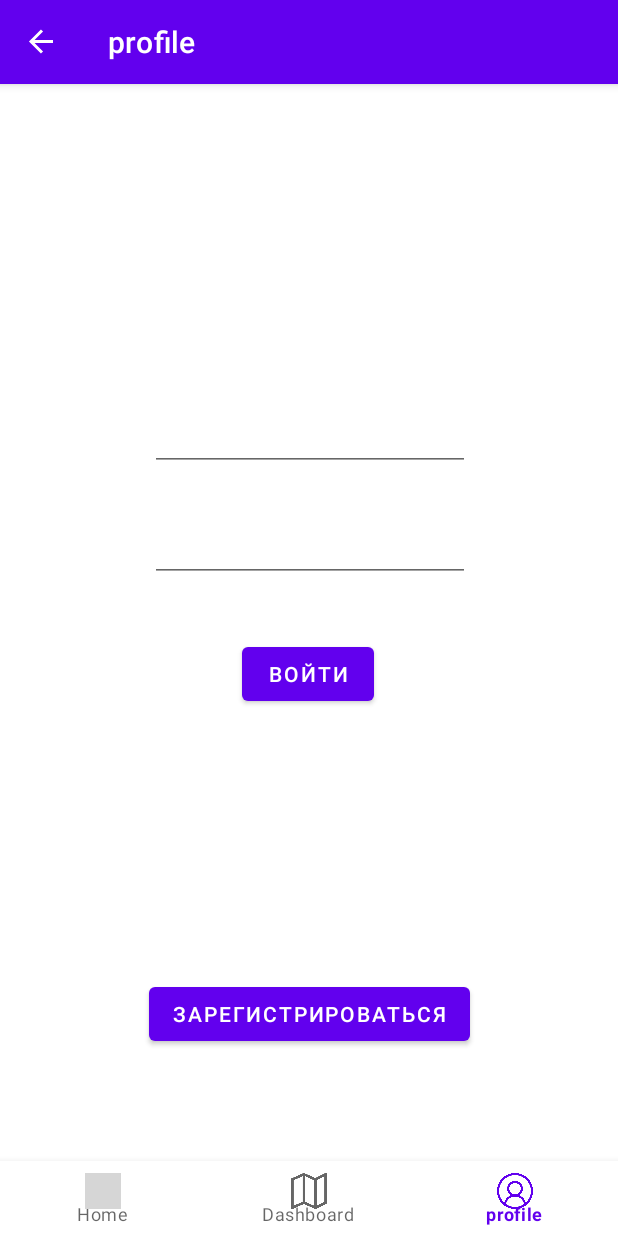
After one commit to 20-TubonD-20/motoBratstvo, an Android app: the ProfileFragment screen opened through its navigation route, on a phone screen of 412 x 824 dp. The commit adds this screen. Run offline under Robolectric (Android 15) with nearby library versions, the phone set to English and light mode, and no system bars; our stand-ins replace Firebase (no records; nobody signed in at launch, a user with empty details on screens opened directly), navigation-ui; libraries missing offline, so code that uses them is left out: com.yandex.mapkit; 2 statements that could not run were skipped; grey boxes are pictures that could not be loaded.

Commit message:
+ ProfileFragment + layout fragment_profile_not_auth.xml (not full)

```diff
--- a/app/src/main/java/com/example/motobratstvo/ui/page/PageFragment.java
+++ b/app/src/main/java/com/example/motobratstvo/ui/page/PageFragment.java
@@ -1,4 +1,8 @@
 package com.example.motobratstvo.ui.page;
 
-public class PageFragment {
+import androidx.fragment.app.Fragment;
+
+public class PageFragment extends Fragment {
+
+
 }
--- /dev/null
+++ b/app/src/main/java/com/example/motobratstvo/ui/profile/ProfileFragment.java
@@ -0,0 +1,32 @@
+package com.example.motobratstvo.ui.profile;
+
+import android.os.Bundle;
+import android.view.LayoutInflater;
+import android.view.View;
+import android.view.ViewGroup;
+
+import androidx.fragment.app.Fragment;
+
+import com.example.motobratstvo.R;
+
+
+public class ProfileFragment extends Fragment {
+    @Override public void onCreate(Bundle savedInstanceState) {
+        super.onCreate(savedInstanceState);
+    }
+
+    /** INFLATE **/
+
+    @Override public View onCreateView(LayoutInflater inflater, ViewGroup container, Bundle savedInstanceState) {
+       View view = inflater.inflate(R.layout.fragment_profile_not_auth, container, false);
+       return view;
+    }
+
+    @Override public void onStart() {
+        super.onStart();
+    }
+
+    @Override public void onStop() {
+        super.onStop();
+    }
+}
--- /dev/null
+++ b/app/src/main/res/layout/fragment_profile_not_auth.xml
@@ -0,0 +1,73 @@
+<?xml version="1.0" encoding="utf-8"?>
+<androidx.constraintlayout.widget.ConstraintLayout
+    xmlns:android="http://schemas.android.com/apk/res/android"
+    xmlns:app="http://schemas.android.com/apk/res-auto"
+    xmlns:tools="http://schemas.android.com/tools"
+    android:layout_width="match_parent"
+    android:layout_height="match_parent">
+
+    <EditText
+        android:id="@+id/editTextTextEmailAddress"
+        android:layout_width="wrap_content"
+        android:layout_height="wrap_content"
+        android:layout_marginStart="100dp"
+        android:layout_marginLeft="100dp"
+        android:layout_marginTop="184dp"
+        android:layout_marginEnd="100dp"
+        android:layout_marginRight="100dp"
+        android:ems="10"
+        android:inputType="textEmailAddress"
+        app:layout_constraintBottom_toTopOf="@+id/editTextTextPassword"
+        app:layout_constraintEnd_toEndOf="parent"
+        app:layout_constraintHorizontal_bias="0.0"
+        app:layout_constraintStart_toStartOf="parent"
+        app:layout_constraintTop_toTopOf="parent" />
+
+    <EditText
+        android:id="@+id/editTextTextPassword"
+        android:layout_width="wrap_content"
+        android:layout_height="wrap_content"
+        android:layout_marginStart="100dp"
+        android:layout_marginLeft="100dp"
+        android:layout_marginEnd="100dp"
+        android:layout_marginRight="100dp"
+        android:ems="10"
+        android:inputType="textPassword"
+        app:layout_constraintBottom_toTopOf="@+id/buttonLogin"
+        app:layout_constraintEnd_toEndOf="parent"
+        app:layout_constraintHorizontal_bias="0.0"
+        app:layout_constraintStart_toStartOf="parent"
+        app:layout_constraintTop_toBottomOf="@+id/editTextTextEmailAddress" />
+
+    <Button
+        android:id="@+id/buttonLogin"
+        android:layout_width="wrap_content"
+        android:layout_height="wrap_content"
+        android:layout_marginStart="159dp"
+        android:layout_marginLeft="159dp"
+        android:layout_marginTop="8dp"
+        android:layout_marginEnd="159dp"
+        android:layout_marginRight="159dp"
+        android:layout_marginBottom="150dp"
+        android:text="Войти"
+        app:layout_constraintBottom_toTopOf="@+id/buttonRegister"
+        app:layout_constraintEnd_toEndOf="parent"
+        app:layout_constraintHorizontal_bias="0.4"
+        app:layout_constraintStart_toStartOf="parent"
+        app:layout_constraintTop_toBottomOf="@+id/editTextTextPassword" />
+
+    <Button
+        android:id="@+id/buttonRegister"
+        android:layout_width="wrap_content"
+        android:layout_height="wrap_content"
+        android:layout_marginStart="159dp"
+        android:layout_marginLeft="159dp"
+        android:layout_marginEnd="159dp"
+        android:layout_marginRight="159dp"
+        android:layout_marginBottom="45dp"
+        android:text="Зарегистрироваться"
+        app:layout_constraintBottom_toBottomOf="parent"
+        app:layout_constraintEnd_toEndOf="parent"
+        app:layout_constraintStart_toStartOf="parent"
+        app:layout_constraintTop_toBottomOf="@+id/buttonLogin" />
+</androidx.constraintlayout.widget.ConstraintLayout>
--- a/app/src/main/res/menu/bottom_nav_menu.xml
+++ b/app/src/main/res/menu/bottom_nav_menu.xml
@@ -11,4 +11,9 @@
         android:icon="@drawable/ic_map"
         android:title="@string/title_dashboard" />
 
+    <item
+        android:id="@+id/navigation_profile"
+        android:icon="@drawable/ic_profile"
+        android:title="profile" />
+
 </menu>
--- a/app/src/main/res/navigation/mobile_navigation.xml
+++ b/app/src/main/res/navigation/mobile_navigation.xml
@@ -17,5 +17,10 @@
         android:label="@string/title_dashboard"
         tools:layout="@layout/fragment_map" />
 
+    <fragment
+        android:id="@+id/navigation_profile"
+        android:name="com.example.motobratstvo.ui.profile.ProfileFragment"
+        android:label="profile" />
+    <!-- tools:layout="@layout/fragment_profile_not_auth" -->
 
 </navigation>
```
Also changed, not shown: app/src/main/res/drawable/ic_profile.png (added).
